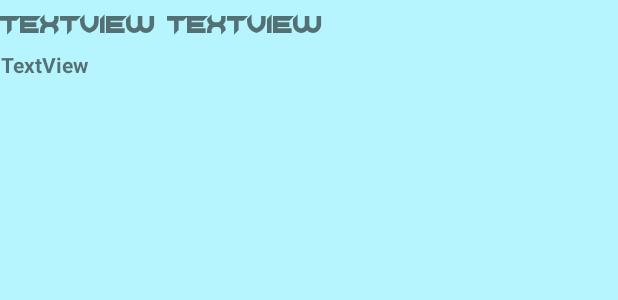
After one commit to JuanmaGaitan24/RegistroMisDeportes_V2, an Android app: the layout lista.xml on its own in the app's theme, with its tools: preview values and no code run, on a phone screen of 412 x 824 dp. The commit adds this screen. Shown: the top 300 px of the screen. Run offline under Robolectric (Android 15) with nearby library versions, the phone set to English and light mode, and no system bars.

Commit message:
Registro mis deportes V3

```diff
--- /dev/null
+++ b/app/src/main/res/layout/lista.xml
@@ -0,0 +1,61 @@
+<?xml version="1.0" encoding="utf-8"?>
+<androidx.constraintlayout.widget.ConstraintLayout xmlns:android="http://schemas.android.com/apk/res/android"
+    xmlns:app="http://schemas.android.com/apk/res-auto"
+    xmlns:tools="http://schemas.android.com/tools"
+    android:layout_width="match_parent"
+    android:layout_height="match_parent"
+    android:background="@color/azul_claro">
+
+    <TextView
+        android:id="@+id/textViewDescripcionDeporte"
+        android:layout_width="wrap_content"
+        android:layout_height="wrap_content"
+        android:layout_marginTop="8dp"
+        android:layout_marginBottom="8dp"
+        android:fontFamily="sans-serif"
+        android:gravity="center"
+        android:text="TextView"
+        android:textAlignment="center"
+        android:textStyle="bold"
+        app:layout_constraintBottom_toBottomOf="parent"
+        app:layout_constraintEnd_toEndOf="parent"
+        app:layout_constraintHorizontal_bias="0.0"
+        app:layout_constraintStart_toStartOf="parent"
+        app:layout_constraintTop_toBottomOf="@+id/textViewIdDeporte"
+        app:layout_constraintVertical_bias="0.0" />
+
+    <TextView
+        android:id="@+id/textViewNombreDeporte"
+        android:layout_width="wrap_content"
+        android:layout_height="wrap_content"
+        android:layout_marginStart="8dp"
+        android:layout_marginTop="8dp"
+        android:fontFamily="@font/chopsic"
+        android:gravity="center"
+        android:text="TextView"
+        android:textAlignment="center"
+        android:textSize="16sp"
+        app:layout_constraintBottom_toBottomOf="parent"
+        app:layout_constraintEnd_toEndOf="parent"
+        app:layout_constraintHorizontal_bias="0.0"
+        app:layout_constraintStart_toEndOf="@+id/textViewIdDeporte"
+        app:layout_constraintTop_toTopOf="parent"
+        app:layout_constraintVertical_bias="0.0" />
+
+    <TextView
+        android:id="@+id/textViewIdDeporte"
+        android:layout_width="wrap_content"
+        android:layout_height="wrap_content"
+        android:layout_marginTop="8dp"
+        android:fontFamily="@font/chopsic"
+        android:gravity="center"
+        android:text="TextView"
+        android:textAlignment="center"
+        android:textSize="16sp"
+        app:layout_constraintBottom_toBottomOf="parent"
+        app:layout_constraintEnd_toEndOf="parent"
+        app:layout_constraintHorizontal_bias="0.0"
+        app:layout_constraintStart_toStartOf="parent"
+        app:layout_constraintTop_toTopOf="parent"
+        app:layout_constraintVertical_bias="0.0" />
+</androidx.constraintlayout.widget.ConstraintLayout>
```
Also changed, not shown: app/src/main/java/com/example/registromisdeportes_v2/DeportesActivity.java (+63 -4 lines), app/src/main/res/layout/activity_deportes.xml (+4 -4 lines).
